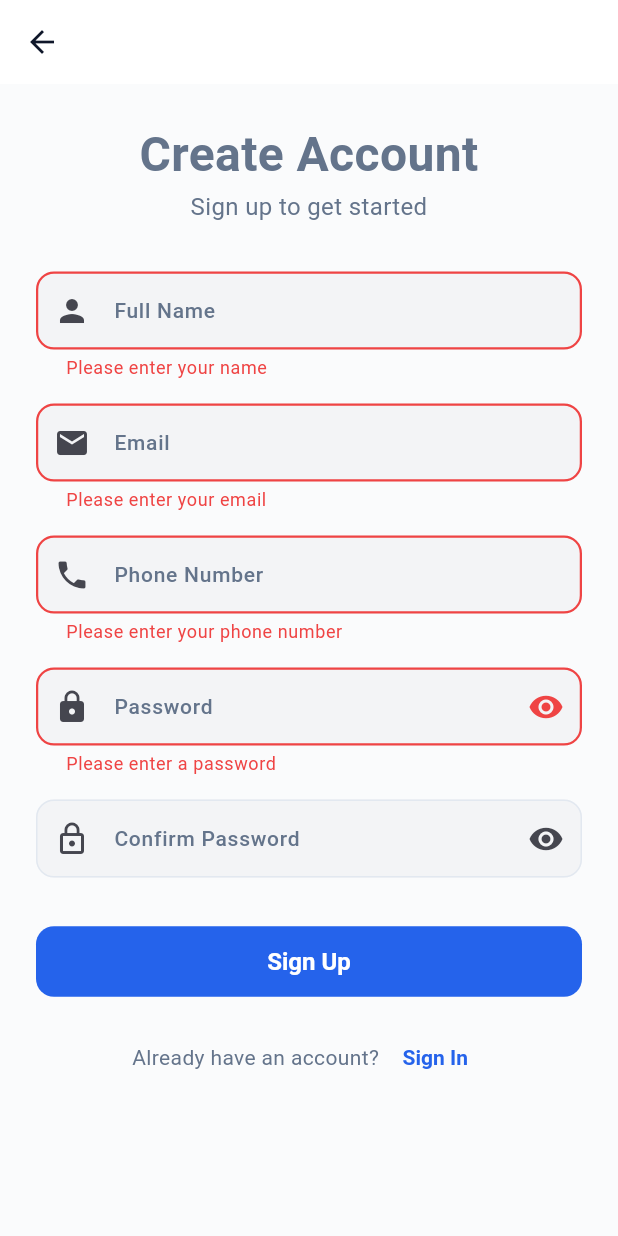
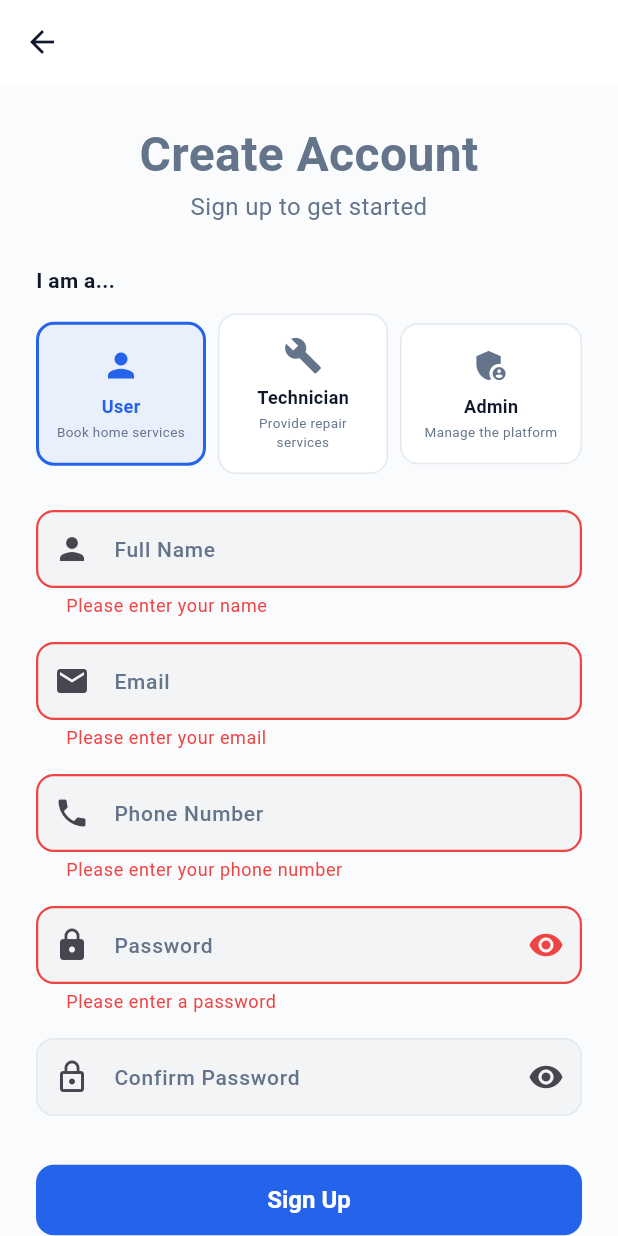
Before and after one commit to whoisnut/fixmate-web-app, a Flutter app: the RegisterScreen screen opened by its route, after a tap on "Sign Up", on a phone screen of 412 x 824 dp. Run offline on Flutter 3.47's test engine with Material 3 defaults, Android fonts, the phone set to English and light mode, and no system bars; our stand-ins replace dio, flutter_riverpod, geolocator, shared_preferences; accounts and stored records are empty.

Commit message:
Add role selector (User / Technician / Admin) to sign in and sign up screens
Co-Authored-By: Claude Sonnet 4.6 <noreply@anthropic.com>

```diff
--- a/mobile/lib/features/auth/screens/login_screen.dart
+++ b/mobile/lib/features/auth/screens/login_screen.dart
@@ -18,7 +18,7 @@ class _LoginScreenState extends State<LoginScreen> {
   final _passwordController = TextEditingController();
   bool _isLoading = false;
   bool _obscurePassword = true;
-  String _userType = 'customer'; // 'customer' or 'technician'
+  String _userType = 'customer'; // 'customer', 'technician', or 'admin'
 
   String _extractErrorMessage(Object error, String fallback) {
     final message = error.toString();
@@ -63,6 +63,12 @@ class _LoginScreenState extends State<LoginScreen> {
           'email': _emailController.text.trim(),
           'password': _passwordController.text,
         });
+        // Verify the account's actual role matches selected type
+        final userData = response.data['user'] as Map<String, dynamic>?;
+        final actualRole = userData?['role'] as String?;
+        if (_userType == 'admin' && actualRole != 'admin') {
+          throw Exception('This account is not an admin account.');
+        }
       }
 
       if (response.statusCode != 200) {
@@ -211,12 +217,20 @@ class _LoginScreenState extends State<LoginScreen> {
                                     'customer',
                                   ),
                                 ),
-                                const SizedBox(width: 12),
+                                const SizedBox(width: 8),
                                 Expanded(
                                   child: _buildUserTypeButton(
                                     'Technician',
                                     Icons.construction,
                                     'technician',
+                                  ),
+                                ),
+                                const SizedBox(width: 8),
+                                Expanded(
+                                  child: _buildUserTypeButton(
+                                    'Admin',
+                                    Icons.admin_panel_settings,
+                                    'admin',
                                   ),
                                 ),
                               ],
--- a/mobile/lib/features/auth/screens/register_screen.dart
+++ b/mobile/lib/features/auth/screens/register_screen.dart
@@ -22,11 +22,32 @@ class _RegisterScreenState extends State<RegisterScreen> {
   bool _isLoading = false;
   bool _obscurePassword = true;
   bool _obscureConfirmPassword = true;
+  String _selectedRole = 'customer';
+
+  static const _roles = [
+    _RoleOption(
+      value: 'customer',
+      label: 'User',
+      description: 'Book home services',
+      icon: Icons.person,
+    ),
+    _RoleOption(
+      value: 'technician',
+      label: 'Technician',
+      description: 'Provide repair services',
+      icon: Icons.build,
+    ),
+    _RoleOption(
+      value: 'admin',
+      label: 'Admin',
+      description: 'Manage the platform',
+      icon: Icons.admin_panel_settings,
+    ),
+  ];
 
   String _extractErrorMessage(Object error, String fallback) {
     final message = error.toString();
-    if (message.contains('Email already registered') ||
-        message.contains('Email already registered'.toLowerCase())) {
+    if (message.contains('Email already registered')) {
       return 'This email already exists. Please sign in instead.';
     }
     if (message.contains('Phone number already registered')) {
@@ -45,9 +66,7 @@ class _RegisterScreenState extends State<RegisterScreen> {
   String _detailFromResponse(dynamic data, String fallback) {
     if (data is Map<String, dynamic>) {
       final detail = data['detail'];
-      if (detail is String && detail.isNotEmpty) {
-        return detail;
-      }
+      if (detail is String && detail.isNotEmpty) return detail;
     }
     return fallback;
   }
@@ -63,7 +82,7 @@ class _RegisterScreenState extends State<RegisterScreen> {
         'email': _emailController.text.trim(),
         'phone': _phoneController.text.trim(),
         'password': _passwordController.text,
-        'role': 'customer',
+        'role': _selectedRole,
       });
 
       if (response.statusCode != 200 && response.statusCode != 201) {
@@ -79,7 +98,10 @@ class _RegisterScreenState extends State<RegisterScreen> {
           AppConstants.userKey, jsonEncode(response.data['user']));
 
       if (mounted) {
-        Navigator.pushReplacementNamed(context, AppRoutes.home);
+        final route = _selectedRole == 'technician'
+            ? AppRoutes.technicianHome
+            : AppRoutes.home;
+        Navigator.pushReplacementNamed(context, route);
       }
     } catch (e) {
       if (mounted) {
@@ -113,21 +135,95 @@ class _RegisterScreenState extends State<RegisterScreen> {
               children: [
                 const Text(
                   'Create Account',
-                  style: TextStyle(
-                    fontSize: 32,
-                    fontWeight: FontWeight.bold,
-                  ),
+                  style: TextStyle(fontSize: 32, fontWeight: FontWeight.bold),
                   textAlign: TextAlign.center,
                 ),
                 const Text(
                   'Sign up to get started',
-                  style: TextStyle(
-                    fontSize: 16,
-                    color: AppTheme.textSecondary,
-                  ),
+                  style: TextStyle(fontSize: 16, color: AppTheme.textSecondary),
                   textAlign: TextAlign.center,
                 ),
-                const SizedBox(height: 32),
+                const SizedBox(height: 28),
+
+                // Role selector
+                const Text(
+                  'I am a...',
+                  style: TextStyle(
+                    fontSize: 14,
+                    fontWeight: FontWeight.w600,
+                    color: AppTheme.textPrimary,
+                  ),
+                ),
+                const SizedBox(height: 12),
+                Row(
+                  children: _roles.map((role) {
+                    final selected = _selectedRole == role.value;
+                    return Expanded(
+                      child: Padding(
+                        padding: EdgeInsets.only(
+                          right: role.value != 'admin' ? 8 : 0,
+                        ),
+                        child: GestureDetector(
+                          onTap: () =>
+                              setState(() => _selectedRole = role.value),
+                          child: AnimatedContainer(
+                            duration: const Duration(milliseconds: 200),
+                            padding: const EdgeInsets.symmetric(
+                                vertical: 14, horizontal: 8),
+                            decoration: BoxDecoration(
+                              color: selected
+                                  ? AppTheme.primary.withValues(alpha: 0.08)
+                                  : Colors.white,
+                              border: Border.all(
+                                color: selected
+                                    ? AppTheme.primary
+                                    : AppTheme.borderColor,
+                                width: selected ? 2 : 1,
+                              ),
+                              borderRadius: BorderRadius.circular(12),
+                            ),
+                            child: Column(
+                              children: [
+                                Icon(
+                                  role.icon,
+                                  size: 26,
+                                  color: selected
+                                      ? AppTheme.primary
+                                      : AppTheme.textSecondary,
+                                ),
+                                const SizedBox(height: 6),
+                                Text(
+                                  role.label,
+                                  style: TextStyle(
+                                    fontSize: 12,
+                                    fontWeight: FontWeight.w600,
+                                    color: selected
+                                        ? AppTheme.primary
+                                        : AppTheme.textPrimary,
+                                  ),
+                                ),
+                                const SizedBox(height: 2),
+                                Text(
+                                  role.description,
+                                  style: const TextStyle(
+                                    fontSize: 9,
+                                    color: AppTheme.textSecondary,
+                                  ),
+                                  textAlign: TextAlign.center,
+                                  maxLines: 2,
+                                  overflow: TextOverflow.ellipsis,
+                                ),
+                              ],
+                            ),
+                          ),
+                        ),
+                      ),
+                    );
+                  }).toList(),
+                ),
+
+                const SizedBox(height: 24),
+
                 TextFormField(
                   controller: _nameController,
                   decoration: const InputDecoration(
@@ -184,9 +280,8 @@ class _RegisterScreenState extends State<RegisterScreen> {
                       icon: Icon(_obscurePassword
                           ? Icons.visibility
                           : Icons.visibility_off),
-                      onPressed: () {
-                        setState(() => _obscurePassword = !_obscurePassword);
-                      },
+                      onPressed: () =>
+                          setState(() => _obscurePassword = !_obscurePassword),
                     ),
                   ),
                   obscureText: _obscurePassword,
@@ -210,10 +305,8 @@ class _RegisterScreenState extends State<RegisterScreen> {
                       icon: Icon(_obscureConfirmPassword
                           ? Icons.visibility
                           : Icons.visibility_off),
-                      onPressed: () {
-                        setState(() =>
-                            _obscureConfirmPassword = !_obscureConfirmPassword);
-                      },
+                      onPressed: () => setState(() =>
+                          _obscureConfirmPassword = !_obscureConfirmPassword),
                     ),
                   ),
                   obscureText: _obscureConfirmPassword,
@@ -237,10 +330,8 @@ class _RegisterScreenState extends State<RegisterScreen> {
                   children: [
                     const Text("Already have an account? "),
                     TextButton(
-                      onPressed: () {
-                        Navigator.pushReplacementNamed(
-                            context, AppRoutes.login);
-                      },
+                      onPressed: () => Navigator.pushReplacementNamed(
+                          context, AppRoutes.login),
                       child: const Text('Sign In'),
                     ),
                   ],
@@ -253,3 +344,17 @@ class _RegisterScreenState extends State<RegisterScreen> {
     );
   }
 }
+
+class _RoleOption {
+  final String value;
+  final String label;
+  final String description;
+  final IconData icon;
+
+  const _RoleOption({
+    required this.value,
+    required this.label,
+    required this.description,
+    required this.icon,
+  });
+}
```
